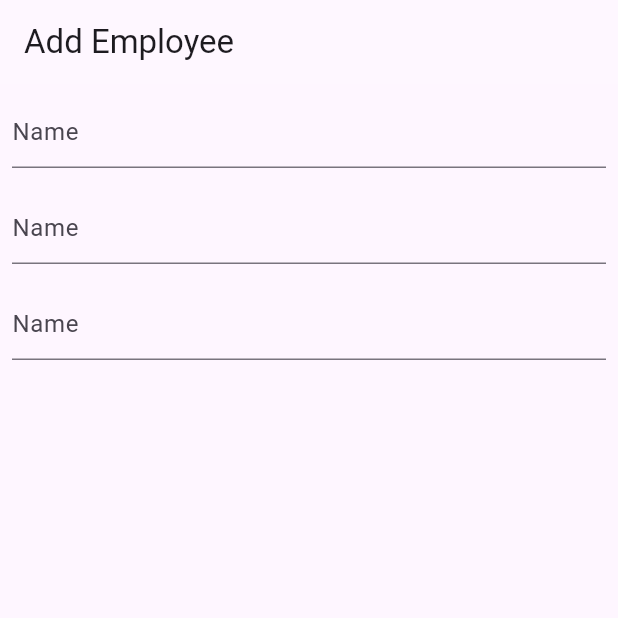
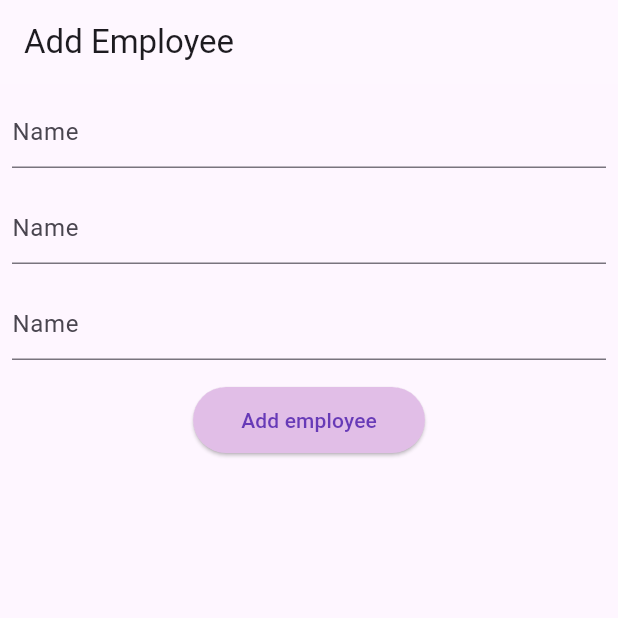
Before and after one commit to Arman8957/flutter-photo-gallery-2, a Flutter app: the screen it shows after launch, on a phone screen of 412 x 824 dp, the top half of it. Run offline on Flutter 3.47's test engine with Material 3 defaults, Android fonts, the phone set to English and light mode, and no system bars.

Commit message:
elevated button added

```diff
--- a/lib/add_screen.dart
+++ b/lib/add_screen.dart
@@ -1,4 +1,3 @@
-
 import 'package:flutter/material.dart';
 
 class AddScreen extends StatelessWidget {
@@ -12,7 +11,7 @@ class AddScreen extends StatelessWidget {
         title: const Text("Add Employee"),
       ),
       body: Padding(
-          padding:  const EdgeInsets.all(8),
+        padding: const EdgeInsets.all(8),
         child: Column(
           children: [
             TextFormField(
@@ -21,32 +20,43 @@ class AddScreen extends StatelessWidget {
                 hintText: "Name",
                 border: UnderlineInputBorder(),
               ),
-
             ),
-            const SizedBox(height: 16,),
-
+            const SizedBox(
+              height: 16,
+            ),
             TextFormField(
               textInputAction: TextInputAction.next,
               decoration: const InputDecoration(
                 hintText: "Name",
                 border: UnderlineInputBorder(),
               ),
-
             ),
-            const SizedBox(height: 16,),
+            const SizedBox(
+              height: 16,
+            ),
             TextFormField(
               textInputAction: TextInputAction.next,
               decoration: const InputDecoration(
                 hintText: "Name",
                 border: UnderlineInputBorder(),
               ),
-
             ),
-            const SizedBox(height: 16,),
+            const SizedBox(
+              height: 16,
+            ),
+            ElevatedButton(
+                onPressed: () {},
+                style: ElevatedButton.styleFrom(
+                  backgroundColor: Colors.purple[100],
+                  foregroundColor: Colors.deepPurple,
+                  padding:
+                      const EdgeInsets.symmetric(horizontal: 32, vertical: 12),
+                  shape: const StadiumBorder(),
+                ),
+                child: const Text("Add employee"))
           ],
         ),
       ),
-
     );
   }
 }
--- a/lib/main.dart
+++ b/lib/main.dart
@@ -1,8 +1,5 @@
-
 
 import 'package:flutter/material.dart';
-
-
 import 'package:photo_gallery_app/add_screen.dart';
 
 void main() {
```
